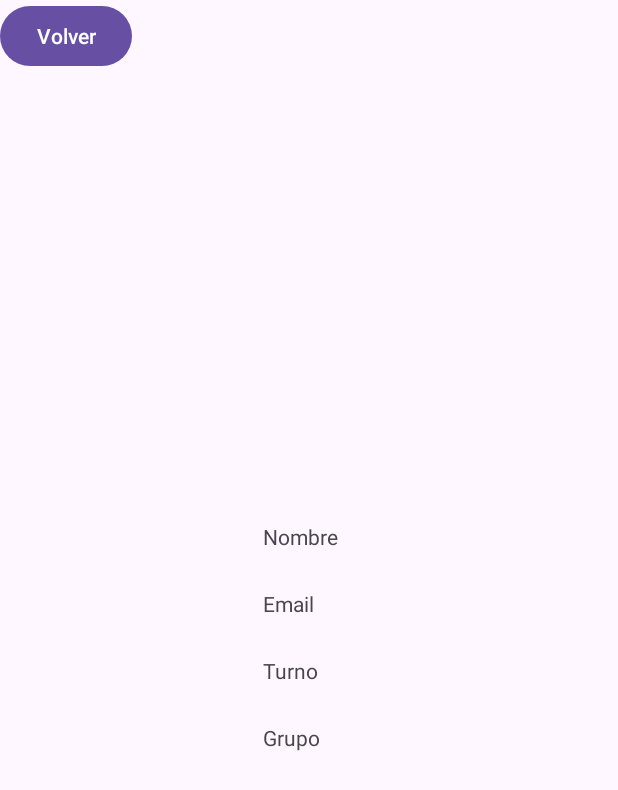
After one commit to 9150FJ/Plans_App, an Android app: the MostrarEstudianteActivity screen opened directly, with no data from a screen before it, on a phone screen of 412 x 824 dp. The commit adds this screen. Shown: the top 790 px of the screen. Run offline under Robolectric (Android 15) with nearby library versions, the phone set to English and light mode, and no system bars; 4 statements that could not run were skipped.

Commit message:
Examen realizado

```diff
--- a/app/src/main/java/com/cifpceuta/plans_app/Estudiante.java
+++ b/app/src/main/java/com/cifpceuta/plans_app/Estudiante.java
@@ -1,11 +1,14 @@
 package com.cifpceuta.plans_app;
 
-public class Estudiante {
+import java.io.Serializable;
+
+public class Estudiante implements Serializable {
 
     private String nombre;
     private String email;
     private String grupo;
     private String turno;
+    public Estudiante(){}
 
     public Estudiante(String nombre, String email, String grupo, String turno) {
         this.nombre = nombre;
--- /dev/null
+++ b/app/src/main/java/com/cifpceuta/plans_app/MostrarEstudianteActivity.java
@@ -0,0 +1,47 @@
+package com.cifpceuta.plans_app;
+
+import androidx.appcompat.app.AppCompatActivity;
+
+import android.annotation.SuppressLint;
+import android.content.Intent;
+import android.os.Bundle;
+import android.view.View;
+import android.widget.Button;
+import android.widget.TextView;
+
+public class MostrarEstudianteActivity extends AppCompatActivity {
+
+    Estudiante estudiante;
+    TextView nombre,email,turno,grupo;
+    Button volver;
+
+    @SuppressLint("MissingInflatedId")
+    @Override
+    protected void onCreate(Bundle savedInstanceState) {
+        super.onCreate(savedInstanceState);
+        setContentView(R.layout.activity_mostrar_estudiante);
+        estudiante= (Estudiante) this.getIntent().getSerializableExtra("estudiante");
+
+        nombre=findViewById(R.id.nombreEstudianteActivity);
+        email=findViewById(R.id.emailEstudianteActivity);
+        turno=findViewById(R.id.turnoEstudianteActivity);
+        grupo=findViewById(R.id.grupoEstudianteActivity);
+        volver=findViewById(R.id.botonVolver);
+
+        volver.setOnClickListener(new View.OnClickListener() {
+            @Override
+            public void onClick(View v) {
+                Intent intent = new Intent(MostrarEstudianteActivity.this,SesionIniciada.class);
+                boolean flag = true;
+                intent.putExtra("flag",flag);
+                startActivity(intent);
+
+            }
+        });
+
+        nombre.setText(estudiante.getNombre());
+        email.setText(estudiante.getEmail());
+        turno.setText(estudiante.getTurno());
+        grupo.setText(estudiante.getGrupo());
+    }
+}
--- /dev/null
+++ b/app/src/main/res/layout/activity_mostrar_estudiante.xml
@@ -0,0 +1,55 @@
+<?xml version="1.0" encoding="utf-8"?>
+<FrameLayout xmlns:android="http://schemas.android.com/apk/res/android"
+    xmlns:tools="http://schemas.android.com/tools"
+    android:layout_width="match_parent"
+    android:layout_height="match_parent"
+    tools:context=".MostrarEstudiante">
+    <LinearLayout
+        android:layout_width="wrap_content"
+        android:layout_height="wrap_content">
+
+        <Button
+            android:id="@+id/botonVolver"
+            android:layout_width="wrap_content"
+            android:layout_height="wrap_content"
+            android:text="Volver" />
+    </LinearLayout>
+
+
+    <LinearLayout
+        android:layout_marginLeft="175dp"
+        android:layout_gravity="center_vertical"
+        android:layout_width="wrap_content"
+        android:layout_height="wrap_content"
+        android:orientation="vertical">
+        <TextView
+            android:id="@+id/nombreEstudianteActivity"
+            android:layout_marginTop="25dp"
+            android:layout_width="match_parent"
+            android:layout_height="wrap_content"
+            android:text="Nombre" />
+        <TextView
+            android:layout_marginTop="25dp"
+            android:id="@+id/emailEstudianteActivity"
+
+            android:layout_width="match_parent"
+            android:layout_height="wrap_content"
+            android:text="Email" />
+        <TextView
+            android:layout_marginTop="25dp"
+            android:id="@+id/turnoEstudianteActivity"
+
+            android:layout_width="match_parent"
+            android:layout_height="wrap_content"
+            android:text="Turno" />
+        <TextView
+            android:layout_marginTop="25dp"
+            android:id="@+id/grupoEstudianteActivity"
+
+            android:layout_width="match_parent"
+            android:layout_height="wrap_content"
+            android:text="Grupo" />
+    </LinearLayout>
+
+
+</FrameLayout>
--- a/app/src/main/res/menu/menu.xml
+++ b/app/src/main/res/menu/menu.xml
@@ -33,6 +33,11 @@
         android:title="Planificar examen" />
 
     <item
+        android:id="@+id/gestionAlumnos"
+        android:title="Gestion alumnos"
+        />
+
+    <item
         android:id="@+id/nav_settings"
         android:title="Preferencias" />
 
```
Also changed, not shown: app/src/main/AndroidManifest.xml (+5 -2 lines), app/src/main/java/com/cifpceuta/plans_app/AdapterGestionAlumnos.java (added, +88 -0 lines), app/src/main/java/com/cifpceuta/plans_app/Gestion_Alumnos_Fragment.java (added, +162 -0 lines), app/src/main/java/com/cifpceuta/plans_app/SesionIniciada.java (+33 -1 lines), app/src/main/res/layout/card_estudiantes.xml (added, +51 -0 lines), app/src/main/res/layout/fragment_gestion__alumnos_.xml (added, +28 -0 lines).
